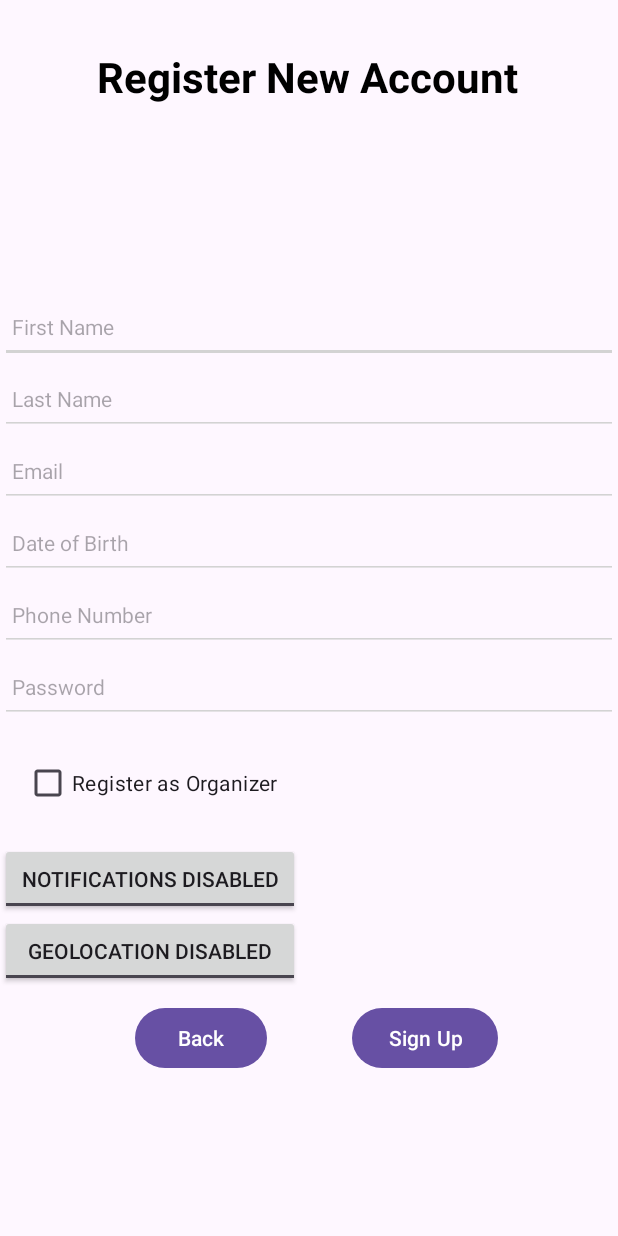
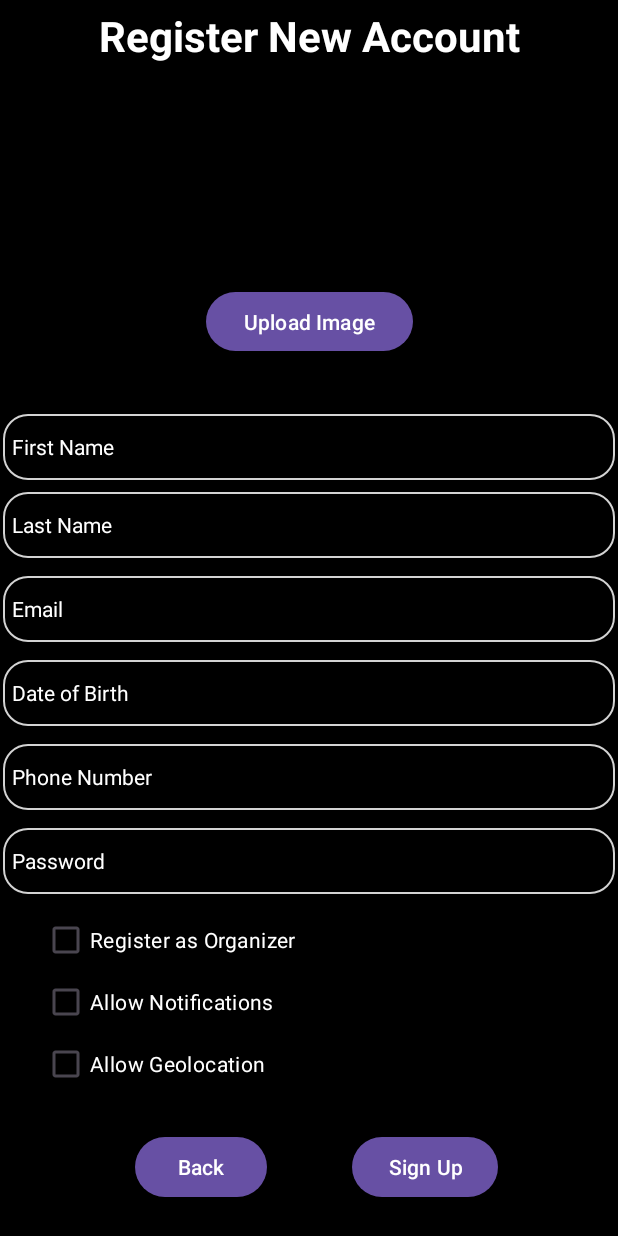
Before and after one commit to CMPUT301F24tundra/tundra-snow, an Android app: the EntrantSignupActivity screen opened directly, with no data from a screen before it, on a phone screen of 412 x 824 dp. Run offline under Robolectric (Android 15) with nearby library versions, the phone set to English and light mode, and no system bars; our stand-ins replace Firebase (no records; nobody signed in at launch, a user with empty details on screens opened directly).

Commit message:
updating entrant sign up ui

```diff
--- a/tundrasnowapp/app/src/main/java/com/example/tundra_snow_app/Activities/EntrantSignupActivity.java
+++ b/tundrasnowapp/app/src/main/java/com/example/tundra_snow_app/Activities/EntrantSignupActivity.java
@@ -52,10 +52,12 @@ public class EntrantSignupActivity extends AppCompatActivity{
     private String deviceID, userLocation;
     private Button createAccountButton, backButton;
     private EditText firstNameEditText, lastNameEditText, emailEditText, passwordEditText, dateOfBirthEditText, phoneNumberEditText;
-    private ToggleButton notificationToggleButton, geolocationToggleButton;
+//    private ToggleButton notificationToggleButton, geolocationToggleButton;
 
     // Organizer Fields
     private CheckBox organizerCheckbox;
+
+    private CheckBox notificationCheckBox, geolocationCheckBox;
     private LinearLayout facilityLayout;
     private EditText facilityEditText;
 
@@ -94,24 +96,40 @@ public class EntrantSignupActivity extends AppCompatActivity{
         dateOfBirthEditText = findViewById(R.id.editTextDateOfBirth);
         phoneNumberEditText = findViewById(R.id.editTextPhoneNumber);
         passwordEditText = findViewById(R.id.editTextPassword);
-        notificationToggleButton = findViewById(R.id.toggleButtonNotification);
-        geolocationToggleButton = findViewById(R.id.toggleButtonGeolocation);
+//        notificationToggleButton = findViewById(R.id.toggleButtonNotification);
+//        geolocationToggleButton = findViewById(R.id.toggleButtonGeolocation);
+        notificationCheckBox = findViewById(R.id.checkBoxNotifications);
+        geolocationCheckBox = findViewById(R.id.checkBoxGeolocation);
         organizerCheckbox = findViewById(R.id.checkBoxOrganizer);
         facilityLayout = findViewById(R.id.facilityLayout);
         facilityEditText = findViewById(R.id.editTextFacility);
 
-        // Check geolocation settings if toggle is checked
-        geolocationToggleButton.setOnCheckedChangeListener((buttonView, isChecked) -> {
+//        // Check geolocation settings if toggle is checked
+//        geolocationToggleButton.setOnCheckedChangeListener((buttonView, isChecked) -> {
+//            if (isChecked) {
+//                boolean isGeolocationEnabled = DeviceUtils.ensureGeolocationEnabled(this);
+//                if (isGeolocationEnabled) {
+//                    fetchUserLocation();
+//                } else {
+//                    geolocationToggleButton.setChecked(false);
+//                    userLocation = null;
+//                }
+//            }
+//        });
+
+                // Check geolocation settings if toggle is checked
+        geolocationCheckBox.setOnCheckedChangeListener((buttonView, isChecked) -> {
             if (isChecked) {
                 boolean isGeolocationEnabled = DeviceUtils.ensureGeolocationEnabled(this);
                 if (isGeolocationEnabled) {
                     fetchUserLocation();
                 } else {
-                    geolocationToggleButton.setChecked(false);
+                    geolocationCheckBox.setChecked(false);
                     userLocation = null;
                 }
             }
         });
+
 
         // Toggling visibility of facility input based on organizer selection
         organizerCheckbox.setOnCheckedChangeListener((buttonView, isChecked) -> {
@@ -186,8 +204,10 @@ public class EntrantSignupActivity extends AppCompatActivity{
         String password = passwordEditText.getText().toString();
         String dateOfBirth = dateOfBirthEditText.getText().toString();
         String phoneNumber = phoneNumberEditText.getText().toString();
-        boolean notificationsEnabled = notificationToggleButton.isChecked();
-        boolean geolocationEnabled = geolocationToggleButton.isChecked();
+//        boolean notificationsEnabled = notificationToggleButton.isChecked();
+//        boolean geolocationEnabled = geolocationToggleButton.isChecked();
+        boolean notificationsEnabled = notificationCheckBox.isChecked();
+        boolean geolocationEnabled = geolocationCheckBox.isChecked();
 
         // Roles and permissions setup
         List<String> roles = new ArrayList<>();
--- /dev/null
+++ b/tundrasnowapp/app/src/main/res/drawable/rounded_edittext.xml
@@ -0,0 +1,18 @@
+<?xml version="1.0" encoding="utf-8"?>
+<layer-list xmlns:android="http://schemas.android.com/apk/res/android">
+    <!-- background color layer, set to black -->
+    <item>
+        <shape>
+            <solid android:color="#000000"/>  <!-- background color -->
+            <corners android:radius="16dp"/>  <!-- this for roundign corners -->
+        </shape>
+    </item>
+
+    <!-- border layer -->
+    <item android:right="2dp" android:left="2dp" android:top="2dp" android:bottom="2dp">
+        <shape>
+            <stroke android:color="#D3D3D3" android:width="1dp"/>  <!-- border color -->
+            <corners android:radius="16dp"/>  <!-- rounded corners -->
+        </shape>
+    </item>
+</layer-list>
--- a/tundrasnowapp/app/src/main/res/layout/entrant_signup_activity.xml
+++ b/tundrasnowapp/app/src/main/res/layout/entrant_signup_activity.xml
@@ -3,7 +3,9 @@
     xmlns:app="http://schemas.android.com/apk/res-auto"
     xmlns:tools="http://schemas.android.com/tools"
     android:layout_width="match_parent"
-    android:layout_height="match_parent">
+    android:layout_height="match_parent"
+    android:background="@android:color/black">
+
 
     <TextView
         android:id="@+id/title_create_profile"
@@ -11,16 +13,14 @@
         android:layout_height="wrap_content"
         android:layout_marginTop="4dp"
         android:text="Register New Account"
-        android:textColor="#000000"
+        android:textColor="#FFFFFF"
         android:textSize="28sp"
         android:textStyle="bold"
         app:layout_constraintBottom_toBottomOf="parent"
         app:layout_constraintEnd_toEndOf="parent"
-        app:layout_constraintHorizontal_bias="0.491"
         app:layout_constraintStart_toStartOf="parent"
         app:layout_constraintTop_toTopOf="parent"
-        app:layout_constraintVertical_bias="0.036" />
-
+        app:layout_constraintVertical_bias="0.001" />
 
     <ImageView
         android:id="@+id/imageViewProfilePicture"
@@ -34,98 +34,151 @@
         app:layout_constraintTop_toBottomOf="@id/title_create_profile"
         tools:srcCompat="@tools:sample/avatars" />
 
-    <EditText
-        android:id="@+id/editTextFirstName"
-        android:layout_width="0dp"
-        android:layout_height="wrap_content"
-        android:backgroundTint="#D3D3D3"
-        android:hint="First Name"
-        android:minHeight="48dp"
-        android:padding="8dp"
-        android:textSize="14sp"
-        app:layout_constraintEnd_toEndOf="parent"
-        app:layout_constraintStart_toStartOf="parent"
-        app:layout_constraintTop_toBottomOf="@id/imageViewProfilePicture"/>
 
     <EditText
         android:id="@+id/editTextLastName"
         android:layout_width="0dp"
         android:layout_height="wrap_content"
-        android:backgroundTint="#D3D3D3"
+        android:layout_marginTop="4dp"
+
+        android:background="@drawable/rounded_edittext"
         android:hint="Last Name"
         android:minHeight="48dp"
         android:padding="8dp"
+        android:textColorHint="@color/white"
         android:textSize="14sp"
         app:layout_constraintEnd_toEndOf="parent"
+        app:layout_constraintHorizontal_bias="0.0"
         app:layout_constraintStart_toStartOf="parent"
-        app:layout_constraintTop_toBottomOf="@id/editTextFirstName"/>
+        app:layout_constraintTop_toBottomOf="@id/editTextFirstName" />
 
+    <EditText
+        android:id="@+id/editTextFirstName"
+        android:layout_width="0dp"
+        android:layout_height="wrap_content"
+        android:layout_marginTop="36dp"
+        android:background="@drawable/rounded_edittext"
+        android:hint="First Name"
+        android:minHeight="48dp"
+        android:padding="8dp"
+        android:textColorHint="@color/white"
+        android:textSize="14sp"
+        app:layout_constraintEnd_toEndOf="parent"
+        app:layout_constraintHorizontal_bias="0.0"
+        app:layout_constraintStart_toStartOf="parent"
+        app:layout_constraintTop_toBottomOf="@+id/uploadImageButton" />
+
+    <EditText
+        android:id="@+id/editTextDateOfBirth"
+        android:layout_width="0dp"
+        android:layout_height="wrap_content"
+        android:layout_marginTop="8dp"
+
+        android:background="@drawable/rounded_edittext"
+        android:hint="Date of Birth"
+        android:minHeight="48dp"
+        android:padding="8dp"
+        android:textColorHint="@color/white"
+        android:textSize="14sp"
+        app:layout_constraintEnd_toEndOf="parent"
+        app:layout_constraintHorizontal_bias="0.0"
+        app:layout_constraintStart_toStartOf="parent"
+        app:layout_constraintTop_toBottomOf="@id/editTextEmail" />
+
+    <EditText
+        android:id="@+id/editTextPhoneNumber"
+        android:layout_width="0dp"
+        android:layout_height="wrap_content"
+        android:layout_marginTop="8dp"
+
+        android:background="@drawable/rounded_edittext"
+        android:hint="Phone Number"
+        android:minHeight="48dp"
+        android:padding="8dp"
+        android:textColorHint="@color/white"
+        android:textSize="14sp"
+        app:layout_constraintEnd_toEndOf="parent"
+        app:layout_constraintHorizontal_bias="0.0"
+        app:layout_constraintStart_toStartOf="parent"
+        app:layout_constraintTop_toBottomOf="@id/editTextDateOfBirth" />
+
+    <EditText
+        android:id="@+id/editTextPassword"
+        android:layout_width="0dp"
+        android:layout_height="wrap_content"
+        android:layout_marginTop="8dp"
+
+        android:background="@drawable/rounded_edittext"
+        android:hint="Password"
+        android:minHeight="48dp"
+        android:padding="8dp"
+        android:textColorHint="@color/white"
+        android:textSize="14sp"
+        app:layout_constraintEnd_toEndOf="parent"
+        app:layout_constraintHorizontal_bias="0.0"
+        app:layout_constraintStart_toStartOf="parent"
+        app:layout_constraintTop_toBottomOf="@id/editTextPhoneNumber" />
+
+    <CheckBox
+        android:id="@+id/checkBoxGeolocation"
+        android:layout_width="356dp"
+        android:layout_height="25dp"
+        android:layout_margin="16dp"
+        android:layout_marginTop="16dp"
+        android:text="Allow Geolocation"
+        android:textColor="@color/white"
+        app:layout_constraintEnd_toEndOf="parent"
+        app:layout_constraintStart_toStartOf="parent"
+        app:layout_constraintTop_toBottomOf="@id/checkBoxNotifications" />
+
+    <CheckBox
+        android:id="@+id/checkBoxNotifications"
+        android:layout_width="356dp"
+        android:layout_height="25dp"
+        android:layout_margin="16dp"
+        android:layout_marginTop="24dp"
+        android:layout_marginBottom="61dp"
+        android:text="Allow Notifications"
+        android:textColor="@color/white"
+        app:layout_constraintBottom_toTopOf="@+id/checkBoxGeolocation"
+        app:layout_constraintEnd_toEndOf="parent"
+        app:layout_constraintStart_toStartOf="parent"
+        app:layout_constraintTop_toBottomOf="@id/facilityLayout" />
+
+    <CheckBox
+        android:id="@+id/checkBoxOrganizer"
+        android:layout_width="356dp"
+        android:layout_height="25dp"
+        android:layout_margin="16dp"
+        android:layout_marginTop="24dp"
+        android:text="Register as Organizer"
+        android:textColor="@color/white"
+        app:layout_constraintEnd_toEndOf="parent"
+        app:layout_constraintStart_toStartOf="parent"
+        app:layout_constraintTop_toBottomOf="@id/editTextPassword" />
 
     <EditText
         android:id="@+id/editTextEmail"
         android:layout_width="0dp"
         android:layout_height="wrap_content"
-        android:backgroundTint="#D3D3D3"
+        android:layout_marginTop="8dp"
+
+        android:background="@drawable/rounded_edittext"
         android:hint="Email"
         android:minHeight="48dp"
         android:padding="8dp"
+        android:textColorHint="@color/white"
         android:textSize="14sp"
         app:layout_constraintEnd_toEndOf="parent"
+        app:layout_constraintHorizontal_bias="0.0"
         app:layout_constraintStart_toStartOf="parent"
         app:layout_constraintTop_toBottomOf="@id/editTextLastName" />
 
 
-    <EditText
-        android:id="@+id/editTextDateOfBirth"
-        android:layout_width="0dp"
-        android:layout_height="wrap_content"
-        android:backgroundTint="#D3D3D3"
-        android:hint="Date of Birth"
-        android:minHeight="48dp"
-        android:padding="8dp"
-        android:textSize="14sp"
-        app:layout_constraintEnd_toEndOf="parent"
-        app:layout_constraintStart_toStartOf="parent"
-        app:layout_constraintTop_toBottomOf="@id/editTextEmail"/>
-
-    <EditText
-        android:id="@+id/editTextPhoneNumber"
-        android:layout_width="0dp"
-        android:layout_height="wrap_content"
-        android:backgroundTint="#D3D3D3"
-        android:hint="Phone Number"
-        android:minHeight="48dp"
-        android:padding="8dp"
-        android:textSize="14sp"
-        app:layout_constraintEnd_toEndOf="parent"
-        app:layout_constraintStart_toStartOf="parent"
-        app:layout_constraintTop_toBottomOf="@id/editTextDateOfBirth"/>
-
-
-    <EditText
-        android:id="@+id/editTextPassword"
-        android:layout_width="0dp"
-        android:layout_height="wrap_content"
-        android:backgroundTint="#D3D3D3"
-        android:hint="Password"
-        android:minHeight="48dp"
-        android:padding="8dp"
-        android:textSize="14sp"
-        app:layout_constraintEnd_toEndOf="parent"
-        app:layout_constraintStart_toStartOf="parent"
-        app:layout_constraintTop_toBottomOf="@id/editTextPhoneNumber"/>
-
     <!-- Organizer Role Selection -->
-    <CheckBox
-        android:id="@+id/checkBoxOrganizer"
-        android:layout_width="wrap_content"
-        android:layout_height="wrap_content"
-        android:text="Register as Organizer"
-        android:layout_margin="16dp"
-        app:layout_constraintStart_toStartOf="parent"
-        app:layout_constraintTop_toBottomOf="@id/editTextPassword"/>
 
     <!-- Facility Input - Hidden Initially -->
+
     <LinearLayout
         android:id="@+id/facilityLayout"
         android:layout_width="match_parent"
@@ -140,7 +193,8 @@
             android:id="@+id/editTextFacility"
             android:layout_width="match_parent"
             android:layout_height="wrap_content"
-            android:backgroundTint="#D3D3D3"
+            android:textColorHint="@color/white"
+            android:backgroundTint="#FFFFFF"
             android:hint="Facility Name"
             android:minHeight="48dp"
             android:padding="8dp"
@@ -151,52 +205,88 @@
             android:id="@+id/editTextFacilityLocation"
             android:layout_width="match_parent"
             android:layout_height="wrap_content"
-            android:backgroundTint="#D3D3D3"
+            android:textColorHint="@color/white"
+            android:backgroundTint="#FFFFFF"
             android:hint="Facility Location"
             android:minHeight="48dp"
             android:padding="8dp"
             android:textSize="14sp" />
     </LinearLayout>
 
-    <ToggleButton
-        android:id="@+id/toggleButtonNotification"
-        android:layout_width="200dp"
-        android:layout_height="wrap_content"
-        android:textOff="Notifications Disabled"
-        android:textOn="Notifications Enabled"
-        android:layout_marginTop="16dp"
-        app:layout_constraintStart_toStartOf="parent"
-        app:layout_constraintTop_toBottomOf="@id/facilityLayout" />
+    <!--    <ToggleButton-->
+<!--        android:id="@+id/toggleButtonNotification"-->
+<!--        android:layout_width="200dp"-->
+<!--        android:layout_height="wrap_content"-->
+<!--        android:textOff="Notifications Disabled"-->
+<!--        android:textOn="Notifications Enabled"-->
+<!--        android:layout_marginTop="16dp"-->
+<!--        app:layout_constraintStart_toStartOf="parent"-->
+<!--        app:layout_constraintTop_toBottomOf="@id/facilityLayout" />-->
 
-    <ToggleButton
-        android:id="@+id/toggleButtonGeolocation"
-        android:layout_width="200dp"
-        android:layout_height="wrap_content"
-        android:textOff="Geolocation Disabled"
-        android:textOn="Geolocation Enabled"
-        app:layout_constraintStart_toStartOf="parent"
-        app:layout_constraintTop_toBottomOf="@id/toggleButtonNotification" />
+<!--    <ToggleButton-->
+<!--        android:id="@+id/toggleButtonGeolocation"-->
+<!--        android:layout_width="200dp"-->
+<!--        android:layout_height="wrap_content"-->
+<!--        android:textOff="Geolocation Disabled"-->
+<!--        android:textOn="Geolocation Enabled"-->
+<!--        app:layout_constraintStart_toStartOf="parent"-->
+<!--        app:layout_constraintTop_toBottomOf="@id/toggleButtonNotification" />-->
+
+<!--    <Button-->
+<!--        android:id="@+id/signupButton"-->
+<!--        android:layout_width="wrap_content"-->
+<!--        android:layout_height="wrap_content"-->
+<!--        android:text="Sign Up"-->
+<!--        android:layout_marginTop="10dp"-->
+<!--        app:layout_constraintEnd_toEndOf="parent"-->
+<!--        app:layout_constraintHorizontal_bias="0.745"-->
+<!--        app:layout_constraintStart_toStartOf="parent"-->
+<!--        app:layout_constraintTop_toBottomOf="@id/toggleButtonGeolocation" />-->
+
+<!--    <Button-->
+<!--        android:id="@+id/backButton"-->
+<!--        android:layout_width="wrap_content"-->
+<!--        android:layout_height="wrap_content"-->
+<!--        android:text="Back"-->
+<!--        android:layout_marginTop="10dp"-->
+<!--        app:layout_constraintEnd_toEndOf="parent"-->
+<!--        app:layout_constraintHorizontal_bias="0.278"-->
+<!--        app:layout_constraintStart_toStartOf="parent"-->
+<!--        app:layout_constraintTop_toBottomOf="@id/toggleButtonGeolocation" />-->
 
     <Button
         android:id="@+id/signupButton"
         android:layout_width="wrap_content"
         android:layout_height="wrap_content"
+        android:layout_marginTop="10dp"
         android:text="Sign Up"
-        android:layout_marginTop="10dp"
+        app:layout_constraintBottom_toBottomOf="parent"
         app:layout_constraintEnd_toEndOf="parent"
         app:layout_constraintHorizontal_bias="0.745"
         app:layout_constraintStart_toStartOf="parent"
-        app:layout_constraintTop_toBottomOf="@id/toggleButtonGeolocation" />
+        app:layout_constraintTop_toBottomOf="@id/checkBoxGeolocation" />
 
     <Button
         android:id="@+id/backButton"
         android:layout_width="wrap_content"
         android:layout_height="wrap_content"
+        android:layout_marginTop="10dp"
         android:text="Back"
-        android:layout_marginTop="10dp"
+        app:layout_constraintBottom_toBottomOf="parent"
         app:layout_constraintEnd_toEndOf="parent"
         app:layout_constraintHorizontal_bias="0.278"
         app:layout_constraintStart_toStartOf="parent"
-        app:layout_constraintTop_toBottomOf="@id/toggleButtonGeolocation" />
+        app:layout_constraintTop_toBottomOf="@id/checkBoxGeolocation" />
+
+    <Button
+        android:id="@+id/uploadImageButton"
+        android:layout_width="138dp"
+        android:layout_height="47dp"
+        android:layout_marginTop="24dp"
+        android:text="Upload Image"
+        app:layout_constraintBottom_toTopOf="@+id/editTextFirstName"
+        app:layout_constraintEnd_toEndOf="parent"
+        app:layout_constraintStart_toStartOf="parent"
+        app:layout_constraintTop_toBottomOf="@id/imageViewProfilePicture" />/>
 
 </androidx.constraintlayout.widget.ConstraintLayout>
```
